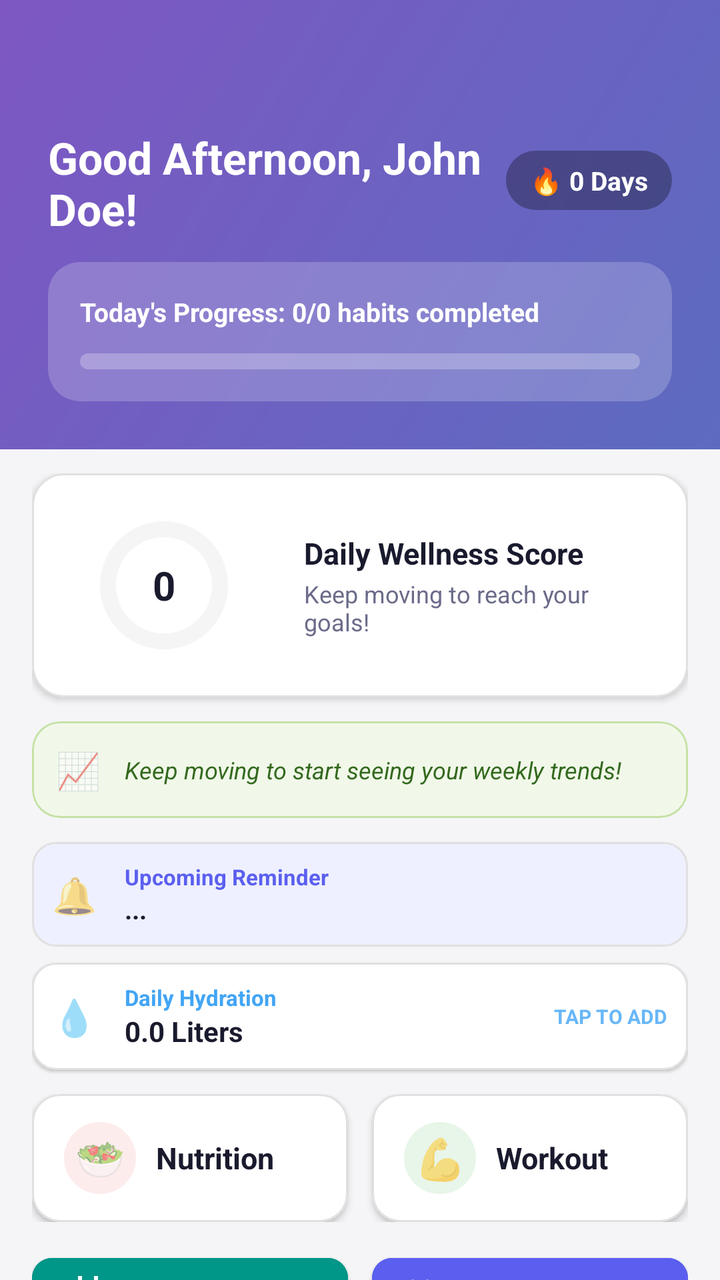
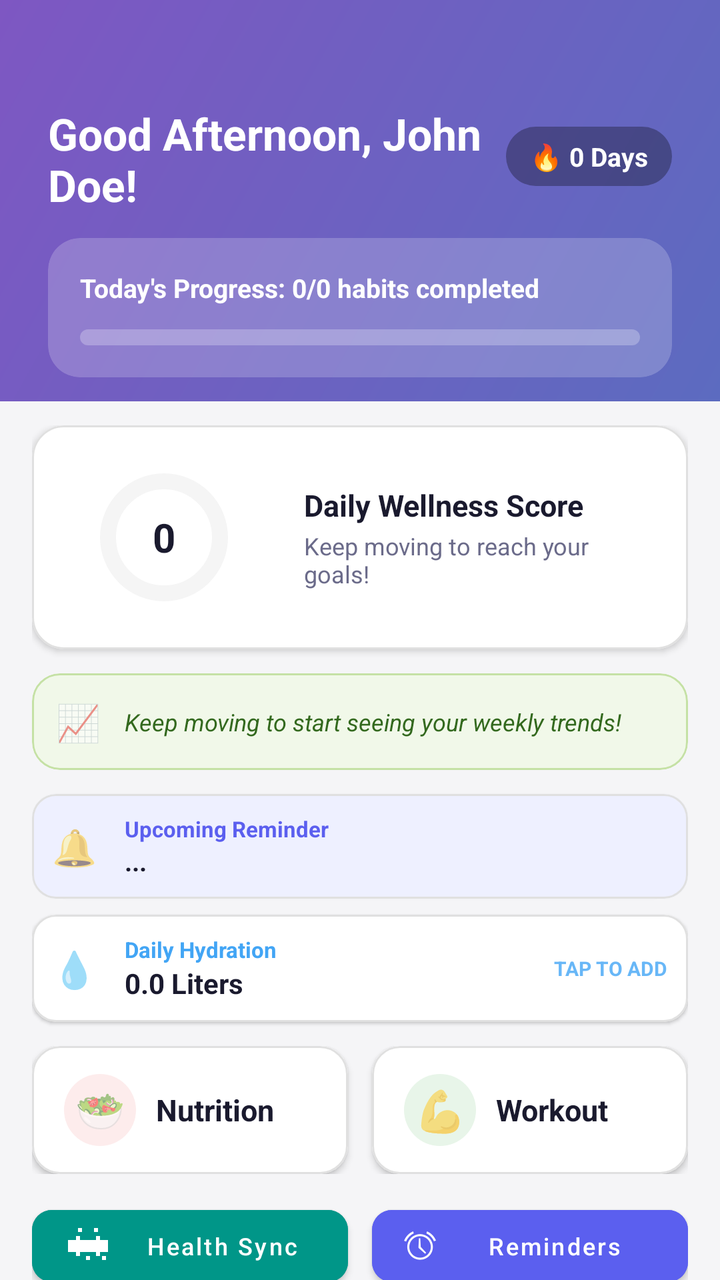

The first picture is an Android layout as it rendered before a commit; the second is the same layout after the commit. The layout source and the unified diff follow.
<!-- AndroidManifest.xml: application theme Theme.DailyRoutine -->
<!-- res/layout/activity_main.xml -->
<?xml version="1.0" encoding="utf-8"?>
<androidx.coordinatorlayout.widget.CoordinatorLayout xmlns:android="http://schemas.android.com/apk/res/android"
    xmlns:app="http://schemas.android.com/apk/res-auto"
    android:layout_width="match_parent"
    android:layout_height="match_parent"
    android:background="@color/bgPage">

    <com.google.android.material.appbar.AppBarLayout
        android:layout_width="match_parent"
        android:layout_height="wrap_content"
        android:background="@android:color/transparent"
        app:elevation="0dp">

        <LinearLayout
            android:layout_width="match_parent"
            android:layout_height="wrap_content"
            android:orientation="vertical"
            android:paddingHorizontal="24dp"
            android:paddingTop="64dp"
            android:paddingBottom="24dp"
            android:background="@drawable/bg_home_header">

            <LinearLayout
                android:layout_width="match_parent"
                android:layout_height="wrap_content"
                android:orientation="horizontal"
                android:gravity="top">
                <TextView
                    android:id="@+id/tvGreeting"
                    android:layout_width="0dp"
                    android:layout_height="wrap_content"
                    android:layout_weight="1"
                    android:text="Good Afternoon, John Doe!"
                    android:textSize="22sp"
                    android:textStyle="bold"
                    android:textColor="@android:color/white"
                    android:maxLines="2"
                    android:layout_marginEnd="12dp"
                    android:clickable="true"
                    android:focusable="true"
                    android:foreground="?attr/selectableItemBackground"/>
                <TextView
                    android:id="@+id/tvStreak"
                    android:layout_width="wrap_content"
                    android:layout_height="wrap_content"
                    android:layout_marginTop="8dp"
                    android:layout_marginBottom="8dp"
                    android:text="🔥 0 Days"
                    android:textColor="@android:color/white"
                    android:textStyle="bold"
                    android:textSize="13sp"
                    android:background="@drawable/bg_chip"
                    android:backgroundTint="#4D000000"
                    android:paddingHorizontal="12dp"
                    android:paddingVertical="6dp"/>
            </LinearLayout>

            <com.google.android.material.card.MaterialCardView
                android:id="@+id/cardProgress"
                android:layout_width="match_parent"
                android:layout_height="wrap_content"
                android:layout_marginTop="12dp"
                app:cardCornerRadius="16dp"
                app:cardElevation="0dp"
                app:cardBackgroundColor="#33FFFFFF"
                android:clickable="true"
                android:focusable="true"
                app:rippleColor="#4DFFFFFF">

                <LinearLayout
                    android:layout_width="match_parent"
                    android:layout_height="wrap_content"
                    android:orientation="vertical"
                    android:padding="16dp">

                    <TextView
                        android:id="@+id/tvHabitProgress"
                        android:layout_width="wrap_content"
                        android:layout_height="wrap_content"
                        android:text="Today's Progress: 0/0 habits completed"
                        android:textColor="@android:color/white"
                        android:textSize="13sp"
                        android:textStyle="bold" />

                    <com.google.android.material.progressindicator.LinearProgressIndicator
                        android:id="@+id/progressHabits"
                        android:layout_width="match_parent"
                        android:layout_height="wrap_content"
                        android:layout_marginTop="12dp"
                        android:progress="0"
                        app:trackColor="#40FFFFFF"
                        app:indicatorColor="@android:color/white"
                        app:trackThickness="8dp"
                        app:trackCornerRadius="4dp" />

                </LinearLayout>
            </com.google.android.material.card.MaterialCardView>

        </LinearLayout>

    </com.google.android.material.appbar.AppBarLayout>

    <androidx.core.widget.NestedScrollView
        android:layout_width="match_parent"
        android:layout_height="match_parent"
        android:fillViewport="true"
        app:layout_behavior="@string/appbar_scrolling_view_behavior">

        <LinearLayout
            android:layout_width="match_parent"
            android:layout_height="match_parent"
            android:orientation="vertical"
            android:paddingHorizontal="16dp"
            android:paddingTop="12dp"
            android:paddingBottom="120dp">

            
            <com.google.android.material.card.MaterialCardView
                android:id="@+id/cardWellnessScore"
                android:layout_width="match_parent"
                android:layout_height="wrap_content"
                android:layout_marginBottom="12dp"
                app:cardCornerRadius="16dp"
                app:cardElevation="2dp"
                app:cardBackgroundColor="@color/cardBg"
                app:strokeWidth="1dp"
                app:strokeColor="@color/cardStroke">
                <LinearLayout
                    android:layout_width="match_parent"
                    android:layout_height="wrap_content"
                    android:orientation="horizontal"
                    android:padding="16dp"
                    android:gravity="center_vertical">

                    <RelativeLayout
                        android:layout_width="100dp"
                        android:layout_height="80dp">
                        <com.google.android.material.progressindicator.CircularProgressIndicator
                            android:id="@+id/progressWellness"
                            android:layout_width="wrap_content"
                            android:layout_height="wrap_content"
                            android:layout_centerInParent="true"
                            android:progress="0"
                            app:indicatorSize="64dp"
                            app:trackThickness="8dp"
                            app:indicatorColor="@color/healthSync"
                            app:trackColor="#F5F5F5"
                            app:trackCornerRadius="4dp"/>
                        <TextView
                            android:id="@+id/tvWellnessScore"
                            android:layout_width="wrap_content"
                            android:layout_height="wrap_content"
                            android:layout_centerInParent="true"
                            android:text="0"
                            android:textSize="20sp"
                            android:textStyle="bold"
                            android:textColor="@color/textPrimary"
                            android:gravity="center"/>
                    </RelativeLayout>

                    <LinearLayout
                        android:layout_width="0dp"
                        android:layout_height="wrap_content"
                        android:layout_weight="1"
                        android:layout_marginStart="20dp"
                        android:orientation="vertical">
                        <TextView
                            android:layout_width="wrap_content"
                            android:layout_height="wrap_content"
                            android:text="Daily Wellness Score"
                            android:textSize="15sp"
                            android:textStyle="bold"
                            android:textColor="@color/textPrimary"/>
                        <TextView
                            android:id="@+id/tvWellnessMsg"
                            android:layout_width="wrap_content"
                            android:layout_height="wrap_content"
                            android:layout_marginTop="2dp"
                            android:text="Keep moving to reach your goals!"
                            android:textSize="12sp"
                            android:textColor="@color/textSecondary"/>
                    </LinearLayout>
                </LinearLayout>
            </com.google.android.material.card.MaterialCardView>

            
            <com.google.android.material.card.MaterialCardView
                android:id="@+id/cardTrendInsight"
                android:layout_width="match_parent"
                android:layout_height="wrap_content"
                android:layout_marginBottom="12dp"
                app:cardCornerRadius="14dp"
                app:cardElevation="0dp"
                app:cardBackgroundColor="#F1F8E9"
                app:strokeWidth="1dp"
                app:strokeColor="#C5E1A5">
                <LinearLayout
                    android:layout_width="match_parent"
                    android:layout_height="wrap_content"
                    android:padding="12dp"
                    android:orientation="horizontal"
                    android:gravity="center_vertical">
                    <TextView android:layout_width="wrap_content" android:layout_height="wrap_content" android:text="📈" android:textSize="18sp"/>
                    <TextView
                        android:id="@+id/tvTrendInsight"
                        android:layout_width="match_parent"
                        android:layout_height="wrap_content"
                        android:layout_marginStart="12dp"
                        android:text="Keep moving to start seeing your weekly trends!"
                        android:textSize="12sp"
                        android:textColor="#33691E"
                        android:textStyle="italic"/>
                </LinearLayout>
            </com.google.android.material.card.MaterialCardView>

            
            <com.google.android.material.card.MaterialCardView
                android:id="@+id/cardUpcoming"
                android:layout_width="match_parent"
                android:layout_height="wrap_content"
                android:layout_marginBottom="8dp"
                app:cardCornerRadius="12dp"
                app:cardElevation="1dp"
                app:cardBackgroundColor="@color/primaryLight"
                app:strokeWidth="1dp"
                app:strokeColor="@color/cardStroke">
                <LinearLayout
                    android:layout_width="match_parent"
                    android:layout_height="wrap_content"
                    android:padding="10dp"
                    android:gravity="center_vertical"
                    android:orientation="horizontal">
                    <TextView android:layout_width="wrap_content" android:layout_height="wrap_content" android:text="🔔" android:textSize="18sp"/>
                    <LinearLayout android:layout_width="0dp" android:layout_height="wrap_content" android:layout_weight="1" android:layout_marginStart="14dp" android:orientation="vertical">
                        <TextView android:layout_width="wrap_content" android:layout_height="wrap_content" android:text="Upcoming Reminder" android:textSize="11sp" android:textStyle="bold" android:textColor="@color/primary"/>
                        <TextView android:id="@+id/tvUpcomingText" android:layout_width="wrap_content" android:layout_height="wrap_content" android:text="..." android:textSize="13sp" android:textStyle="bold" android:textColor="@color/textPrimary"/>
                    </LinearLayout>
                </LinearLayout>
            </com.google.android.material.card.MaterialCardView>

            <com.google.android.material.card.MaterialCardView
                android:id="@+id/cardWater"
                android:layout_width="match_parent"
                android:layout_height="wrap_content"
                android:layout_marginBottom="12dp"
                app:cardCornerRadius="12dp"
                app:cardElevation="1dp"
                app:cardBackgroundColor="@color/cardBg"
                app:strokeWidth="1dp"
                app:strokeColor="@color/cardStroke"
                android:clickable="true"
                android:focusable="true">
                <LinearLayout
                    android:layout_width="match_parent"
                    android:layout_height="wrap_content"
                    android:padding="10dp"
                    android:gravity="center_vertical"
                    android:orientation="horizontal">
                    <TextView android:layout_width="wrap_content" android:layout_height="wrap_content" android:text="💧" android:textSize="18sp"/>
                    <LinearLayout android:layout_width="0dp" android:layout_height="wrap_content" android:layout_weight="1" android:layout_marginStart="14dp" android:orientation="vertical">
                        <TextView android:layout_width="wrap_content" android:layout_height="wrap_content" android:text="Daily Hydration" android:textSize="11sp" android:textStyle="bold" android:textColor="@color/healthSleep"/>
                        <TextView android:id="@+id/tvValWater" android:layout_width="wrap_content" android:layout_height="wrap_content" android:text="0.0 Liters" android:textSize="14sp" android:textStyle="bold" android:textColor="@color/textPrimary"/>
                    </LinearLayout>
                    <TextView android:layout_width="wrap_content" android:layout_height="wrap_content" android:text="TAP TO ADD" android:textSize="10sp" android:textStyle="bold" android:textColor="@color/healthSleep" android:alpha="0.8"/>
                </LinearLayout>
            </com.google.android.material.card.MaterialCardView>

            
            <LinearLayout
                android:layout_width="match_parent"
                android:layout_height="64dp"
                android:orientation="horizontal"
                android:layout_marginBottom="12dp">
                <com.google.android.material.card.MaterialCardView
                    android:id="@+id/cardDiet"
                    android:layout_width="0dp"
                    android:layout_height="match_parent"
                    android:layout_weight="1"
                    android:layout_marginEnd="6dp"
                    app:cardCornerRadius="14dp"
                    app:cardElevation="2dp"
                    app:cardBackgroundColor="@color/cardBg"
                    app:strokeWidth="1dp"
                    app:strokeColor="@color/cardStroke"
                    app:rippleColor="@color/healthNutrition">
                    <LinearLayout android:layout_width="match_parent" android:layout_height="match_parent" android:orientation="horizontal" android:paddingHorizontal="16dp" android:gravity="center_vertical">
                        <TextView android:layout_width="36dp" android:layout_height="36dp" android:text="🥗" android:textSize="20sp" android:gravity="center" android:background="@drawable/bg_circle_diet"/>
                        <TextView android:layout_width="wrap_content" android:layout_height="wrap_content" android:layout_marginStart="10dp" android:text="Nutrition" android:textSize="15sp" android:textStyle="bold" android:textColor="@color/textPrimary"/>
                    </LinearLayout>
                </com.google.android.material.card.MaterialCardView>
                <com.google.android.material.card.MaterialCardView
                    android:id="@+id/cardWorkout"
                    android:layout_width="0dp"
                    android:layout_height="match_parent"
                    android:layout_weight="1"
                    android:layout_marginStart="6dp"
                    app:cardCornerRadius="14dp"
                    app:cardElevation="2dp"
                    app:cardBackgroundColor="@color/cardBg"
                    app:strokeWidth="1dp"
                    app:strokeColor="@color/cardStroke"
                    app:rippleColor="@color/healthWorkout">
                    <LinearLayout android:layout_width="match_parent" android:layout_height="match_parent" android:orientation="horizontal" android:paddingHorizontal="16dp" android:gravity="center_vertical">
                        <TextView android:layout_width="36dp" android:layout_height="36dp" android:text="💪" android:textSize="20sp" android:gravity="center" android:background="@drawable/bg_circle_workout"/>
                        <TextView android:layout_width="wrap_content" android:layout_height="wrap_content" android:layout_marginStart="10dp" android:text="Workout" android:textSize="15sp" android:textStyle="bold" android:textColor="@color/textPrimary"/>
                    </LinearLayout>
                </com.google.android.material.card.MaterialCardView>
            </LinearLayout>

            
            <LinearLayout
                android:layout_width="match_parent"
                android:layout_height="wrap_content"
                android:orientation="horizontal"
                android:layout_marginBottom="16dp">
                <com.google.android.material.button.MaterialButton
                    android:id="@+id/btnHealthSync"
                    android:layout_width="0dp"
                    android:layout_height="48dp"
                    android:layout_weight="1"
                    android:text="Health Sync"
                    app:icon="@drawable/ic_fitness_center"
                    app:iconTint="@android:color/white"
                    android:backgroundTint="@color/healthSync"
                    android:textColor="@android:color/white"
                    android:textSize="12sp"
                    android:textAllCaps="false"
                    app:cornerRadius="10dp"/>
                <Space android:layout_width="12dp" android:layout_height="wrap_content"/>
                <com.google.android.material.button.MaterialButton
                    android:id="@+id/btnReminders"
                    android:layout_width="0dp"
                    android:layout_height="48dp"
                    android:layout_weight="1"
                    android:text="Reminders"
                    app:icon="@android:drawable/ic_lock_idle_alarm"
                    android:backgroundTint="@color/primary"
                    android:textColor="@android:color/white"
                    android:textSize="12sp"
                    android:textAllCaps="false"
                    app:cornerRadius="10dp"/>
            </LinearLayout>

            <TextView
                android:id="@+id/tvLastSync"
                android:layout_width="wrap_content"
                android:layout_height="wrap_content"
                android:text="Last Auto-Sync: Never"
                android:textSize="10sp"
                android:textColor="@color/textSecondary"
                android:layout_gravity="center_horizontal"
                android:layout_marginBottom="8dp"
                android:alpha="0.8"/>

            
            <TextView
                android:layout_width="wrap_content"
                android:layout_height="wrap_content"
                android:text="Wellness Tracking"
                android:textSize="15sp"
                android:textStyle="bold"
                android:textColor="@color/textPrimary"
                android:layout_marginBottom="10dp"/>

            <LinearLayout
                android:layout_width="match_parent"
                android:layout_height="0dp"
                android:layout_weight="1"
                android:orientation="vertical">

                <LinearLayout
                    android:layout_width="match_parent"
                    android:layout_height="0dp"
                    android:layout_weight="1"
                    android:orientation="horizontal">
                    <com.google.android.material.card.MaterialCardView
                        android:id="@+id/cardWalking"
                        android:layout_width="0dp"
                        android:layout_height="match_parent"
                        android:layout_weight="1"
                        android:layout_margin="4dp"
                        app:cardCornerRadius="16dp"
                        app:cardElevation="1dp"
                        app:strokeWidth="1dp"
                        app:strokeColor="@color/cardStroke"
                        app:cardBackgroundColor="@color/cardBg">
                        <LinearLayout android:layout_width="match_parent" android:layout_height="match_parent" android:orientation="vertical" android:padding="12dp" android:gravity="center">
                            <TextView android:layout_width="40dp" android:layout_height="40dp" android:text="🚶" android:textSize="20sp" android:gravity="center" android:background="@drawable/bg_circle_walking"/>
                            <TextView android:layout_width="wrap_content" android:layout_height="wrap_content" android:layout_marginTop="6dp" android:text="Step Tracker" android:textStyle="bold" android:textSize="13sp" android:textColor="@color/textPrimary" android:gravity="center"/>
                            <TextView android:id="@+id/tvValSteps" android:layout_width="wrap_content" android:layout_height="wrap_content" android:text="0" android:textSize="15sp" android:textStyle="bold" android:textColor="@color/healthWalking"/>
                        </LinearLayout>
                    </com.google.android.material.card.MaterialCardView>
                    <com.google.android.material.card.MaterialCardView
                        android:id="@+id/cardSleep"
                        android:layout_width="0dp"
                        android:layout_height="match_parent"
                        android:layout_weight="1"
                        android:layout_margin="4dp"
                        app:cardCornerRadius="16dp"
                        app:cardElevation="1dp"
                        app:strokeWidth="1dp"
                        app:strokeColor="@color/cardStroke"
                        app:cardBackgroundColor="@color/cardBg">
                        <LinearLayout android:layout_width="match_parent" android:layout_height="match_parent" android:orientation="vertical" android:padding="12dp" android:gravity="center">
                            <TextView android:layout_width="40dp" android:layout_height="40dp" android:text="😴" android:textSize="20sp" android:gravity="center" android:background="@drawable/bg_circle_sleep"/>
                            <TextView android:layout_width="wrap_content" android:layout_height="wrap_content" android:layout_marginTop="6dp" android:text="Sleep" android:textStyle="bold" android:textSize="13sp" android:textColor="@color/textPrimary" android:gravity="center"/>
                            <TextView android:id="@+id/tvValSleep" android:layout_width="wrap_content" android:layout_height="wrap_content" android:text="0h" android:textSize="15sp" android:textStyle="bold" android:textColor="@color/healthSleep"/>
                        </LinearLayout>
                    </com.google.android.material.card.MaterialCardView>
                </LinearLayout>

                <LinearLayout
                    android:layout_width="match_parent"
                    android:layout_height="0dp"
                    android:layout_weight="1"
                    android:orientation="horizontal">
                    <com.google.android.material.card.MaterialCardView
                        android:id="@+id/cardCalories"
                        android:layout_width="0dp"
                        android:layout_height="match_parent"
                        android:layout_weight="1"
                        android:layout_margin="4dp"
                        app:cardCornerRadius="16dp"
                        app:cardElevation="1dp"
                        app:strokeWidth="1dp"
                        app:strokeColor="@color/cardStroke"
                        app:cardBackgroundColor="@color/cardBg">
                        <LinearLayout android:layout_width="match_parent" android:layout_height="match_parent" android:orientation="vertical" android:padding="12dp" android:gravity="center">
                            <TextView android:layout_width="40dp" android:layout_height="40dp" android:text="🔥" android:textSize="20sp" android:gravity="center" android:background="@drawable/bg_circle_calories"/>
                            <TextView android:layout_width="wrap_content" android:layout_height="wrap_content" android:layout_marginTop="6dp" android:text="Calories" android:textStyle="bold" android:textSize="13sp" android:textColor="@color/textPrimary" android:gravity="center"/>
                            <TextView android:id="@+id/tvValCalories" android:layout_width="wrap_content" android:layout_height="wrap_content" android:text="0" android:textSize="15sp" android:textStyle="bold" android:textColor="@color/healthCalories"/>
                        </LinearLayout>
                    </com.google.android.material.card.MaterialCardView>
                    <com.google.android.material.card.MaterialCardView
                        android:id="@+id/cardWeight"
                        android:layout_width="0dp"
                        android:layout_height="match_parent"
                        android:layout_weight="1"
                        android:layout_margin="4dp"
                        app:cardCornerRadius="16dp"
                        app:cardElevation="1dp"
                        app:strokeWidth="1dp"
                        app:strokeColor="@color/cardStroke"
                        app:cardBackgroundColor="@color/cardBg">
                        <LinearLayout android:layout_width="match_parent" android:layout_height="match_parent" android:orientation="vertical" android:padding="12dp" android:gravity="center">
                            <TextView android:layout_width="40dp" android:layout_height="40dp" android:text="⚖️" android:textSize="20sp" android:gravity="center" android:background="@drawable/bg_circle_weight"/>
                            <TextView android:layout_width="wrap_content" android:layout_height="wrap_content" android:layout_marginTop="6dp" android:text="Weight" android:textStyle="bold" android:textSize="13sp" android:textColor="@color/textPrimary" android:gravity="center"/>
                            <TextView android:id="@+id/tvValWeight" android:layout_width="wrap_content" android:layout_height="wrap_content" android:text="0 kg" android:textSize="15sp" android:textStyle="bold" android:textColor="@color/healthWeight"/>
                        </LinearLayout>
                    </com.google.android.material.card.MaterialCardView>
                </LinearLayout>
            </LinearLayout>

            
            <TextView
                android:layout_width="wrap_content"
                android:layout_height="wrap_content"
                android:text="My Achievements"
                android:textSize="15sp"
                android:textStyle="bold"
                android:textColor="@color/textPrimary"
                android:layout_marginTop="16dp"
                android:layout_marginBottom="10dp"/>

            <HorizontalScrollView
                android:layout_width="match_parent"
                android:layout_height="wrap_content"
                android:scrollbars="none">
                <LinearLayout
                    android:id="@+id/llTrophyStrip"
                    android:layout_width="wrap_content"
                    android:layout_height="wrap_content"
                    android:orientation="horizontal"
                    android:gravity="center_vertical"
                    android:paddingBottom="12dp"/>
            </HorizontalScrollView>

        </LinearLayout>
    </androidx.core.widget.NestedScrollView>

</androidx.coordinatorlayout.widget.CoordinatorLayout>
<!-- resources referenced by this layout -->
<resources>
  <color name="bgPage">#F5F5F7</color>
  <color name="cardBg">#FFFFFF</color>
  <color name="cardStroke">#E0E0E0</color>
  <color name="healthCalories">#EC407A</color>
  <color name="healthNutrition">#4CAF50</color>
  <color name="healthSleep">#42A5F5</color>
  <color name="healthSync">#009688</color>
  <color name="healthWalking">#26A69A</color>
  <color name="healthWeight">#78909C</color>
  <color name="healthWorkout">#FF9800</color>
  <color name="primary">#5B5FEF</color>
  <color name="primaryLight">#EEF0FF</color>
  <color name="textPrimary">#1A1A2E</color>
  <color name="textSecondary">#6B6B8A</color>
  <!-- drawable bg_chip (drawable) -->
  <?xml version="1.0" encoding="utf-8"?>
  <shape xmlns:android="http://schemas.android.com/apk/res/android"
      android:shape="rectangle">
      <solid android:color="@color/primary"/>
      <corners android:radius="20dp"/>
  </shape>
  <!-- drawable bg_circle_calories (drawable) -->
  <?xml version="1.0" encoding="utf-8"?>
  <shape xmlns:android="http://schemas.android.com/apk/res/android"
      android:shape="oval">
      <solid android:color="#FCE4EC"/>
  </shape>
  <!-- drawable bg_circle_diet (drawable) -->
  <?xml version="1.0" encoding="utf-8"?>
  <shape xmlns:android="http://schemas.android.com/apk/res/android"
      android:shape="oval">
      <solid android:color="#FDECEC"/>
  </shape>
  <!-- drawable bg_circle_sleep (drawable) -->
  <?xml version="1.0" encoding="utf-8"?>
  <shape xmlns:android="http://schemas.android.com/apk/res/android"
      android:shape="oval">
      <solid android:color="#E3F2FD"/>
  </shape>
  <!-- drawable bg_circle_walking (drawable) -->
  <?xml version="1.0" encoding="utf-8"?>
  <shape xmlns:android="http://schemas.android.com/apk/res/android"
      android:shape="oval">
      <solid android:color="#E0F2F1"/>
  </shape>
  <!-- drawable bg_circle_weight (drawable) -->
  <?xml version="1.0" encoding="utf-8"?>
  <shape xmlns:android="http://schemas.android.com/apk/res/android"
      android:shape="oval">
      <solid android:color="#ECEFF1"/>
  </shape>
  <!-- drawable bg_circle_workout (drawable) -->
  <?xml version="1.0" encoding="utf-8"?>
  <shape xmlns:android="http://schemas.android.com/apk/res/android"
      android:shape="oval">
      <solid android:color="#E8F5E9"/>
  </shape>
  <!-- drawable bg_home_header (drawable) -->
  <?xml version="1.0" encoding="utf-8"?>
  <shape xmlns:android="http://schemas.android.com/apk/res/android"
      android:shape="rectangle">
      <gradient
          android:angle="135"
          android:startColor="#5C6BC0"
          android:endColor="#7E57C2"
          android:type="linear" />
  </shape>
  <!-- drawable ic_fitness_center (drawable) -->
  <vector xmlns:android="http://schemas.android.com/apk/res/android"
      android:width="24dp"
      android:height="24dp"
      android:viewportWidth="24"
      android:viewportHeight="24">
    <path
        android:fillColor="#FF000000"
        android:pathData="M7,5h2L9,3L7,3L7,5zM15,5h2L17,3h-2L15,5zM11,19h2v-2h-2L11,19zM19,19h2v-2h-2L19,19zM22,9h-4L18,7h-2L16,9L8,9L8,7L6,7L6,9L2,9L2,15h4L6,17h2L8,15h8L16,17h2L18,15h4L22,9z"/>
  </vector>
  <style name="Theme.DailyRoutine" parent="Theme.MaterialComponents.DayNight.NoActionBar">
          <item name="colorPrimary">@color/primary</item>
          <item name="colorPrimaryVariant">@color/primaryDark</item>
          <item name="colorOnPrimary">@android:color/white</item>
          <item name="colorSecondary">@color/accent</item>
          <item name="colorOnSecondary">@android:color/white</item>
          <item name="android:windowBackground">@color/bgPage</item>
          <item name="android:statusBarColor">@color/statusBar</item>
          <item name="android:navigationBarColor">@color/primaryDark</item>
          
          <item name="dialogCornerRadius">16dp</item>
      </style>
  <color name="primaryDark">#3F41C2</color>
  <color name="accent">#7E57C2</color>
  <color name="statusBar">#5B5FEF</color>
</resources>

<!-- the commit's change to res/layout/activity_main.xml (unified diff, before → after) -->
@@ -16,8 +16,8 @@
             android:layout_height="wrap_content"
             android:orientation="vertical"
             android:paddingHorizontal="24dp"
-            android:paddingTop="64dp"
-            android:paddingBottom="24dp"
+            android:paddingTop="52dp"
+            android:paddingBottom="12dp"
             android:background="@drawable/bg_home_header">
 
             <LinearLayout
@@ -357,15 +357,16 @@
                 android:layout_width="wrap_content"
                 android:layout_height="wrap_content"
                 android:text="Wellness Tracking"
-                android:textSize="15sp"
+                android:textSize="14sp"
                 android:textStyle="bold"
                 android:textColor="@color/textPrimary"
-                android:layout_marginBottom="10dp"/>
+                android:layout_marginTop="8dp"
+                android:layout_marginBottom="6dp"/>
 
             <LinearLayout
                 android:layout_width="match_parent"
                 android:layout_height="0dp"
-                android:layout_weight="1"
+                android:layout_weight="1.8"
                 android:orientation="vertical">
 
                 <LinearLayout
